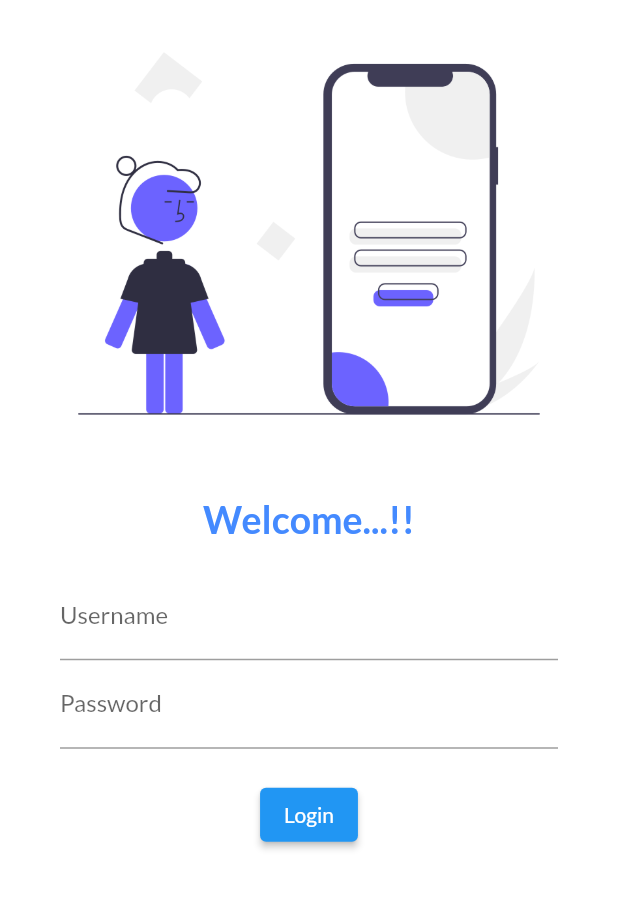
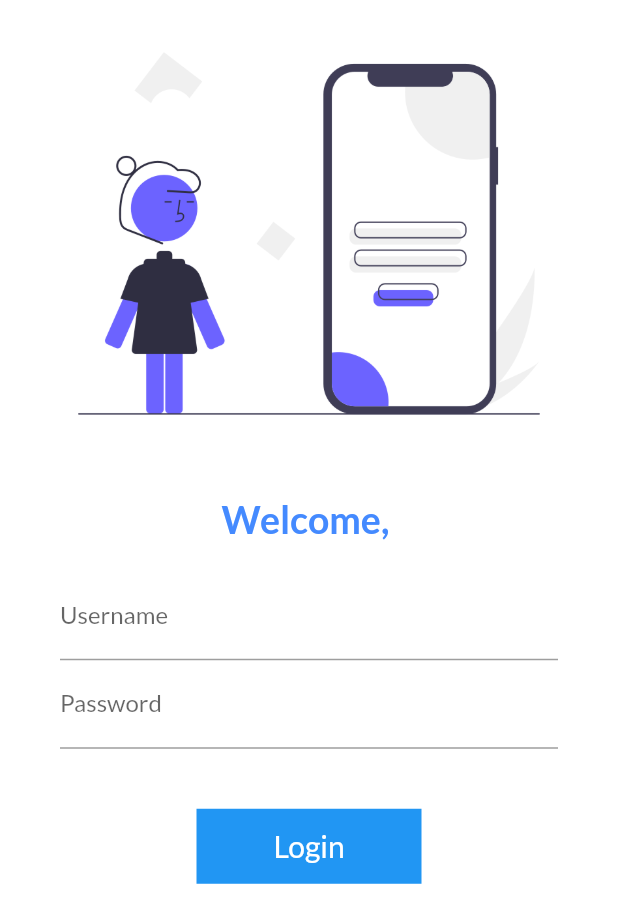
Before and after one commit to sandry92/30DaysFlutter, a Flutter app: the screen it shows after launch, on a phone screen of 412 x 824 dp. Shown: the top 923 px of the screen. Run offline on Flutter 3.47's test engine with Material 2 defaults, Android fonts, the phone set to English and light mode, and no system bars; our stand-ins replace google_fonts.

Commit message:
day6 completed

```diff
--- a/lib/main.dart
+++ b/lib/main.dart
@@ -2,6 +2,7 @@ import 'package:flutter/material.dart';
 import 'package:google_fonts/google_fonts.dart';
 import 'package:hello_world/pages/home_page.dart';
 import 'package:hello_world/pages/login_page.dart';
+import 'package:hello_world/utils/myRoutes.dart';
 
 void main() {
   runApp(MyApp());
@@ -15,6 +16,7 @@ class MyApp extends StatelessWidget {
     return MaterialApp(
       //home: HomePage(),
       themeMode: ThemeMode.light,
+      debugShowCheckedModeBanner: false,
       theme: ThemeData(
         primarySwatch: Colors.blue,
         fontFamily: GoogleFonts.lato().fontFamily,
@@ -26,8 +28,8 @@ class MyApp extends StatelessWidget {
       initialRoute: "/",
       routes: {
         "/": (context) => LoginPage(),
-        "/home": (context) => HomePage(),
-        "/login": (context) => LoginPage(),
+        MyRoutes.homeRoute: (context) => HomePage(),
+        MyRoutes.loginRoute: (context) => LoginPage(),
       },
     );
   }
--- a/lib/pages/login_page.dart
+++ b/lib/pages/login_page.dart
@@ -1,15 +1,25 @@
 import 'dart:async';
 
 import 'package:flutter/material.dart';
+import 'package:hello_world/utils/myRoutes.dart';
 
-class LoginPage extends StatelessWidget {
+class LoginPage extends StatefulWidget {
   const LoginPage({super.key});
+
+  @override
+  State<LoginPage> createState() => _LoginPageState();
+}
+
+class _LoginPageState extends State<LoginPage> {
+  String name = "";
+  bool changeButton = false;
 
   @override
   Widget build(BuildContext context) {
     return Material(
       color: Colors.white,
-      child: Column(
+      child: SingleChildScrollView(
+          child: Column(
         children: [
           Image.asset(
             "assets/images/login_image.png",
@@ -19,7 +29,7 @@ class LoginPage extends StatelessWidget {
             height: 20,
           ),
           Text(
-            "Welcome...!!",
+            'Welcome, $name',
             style: TextStyle(
                 color: Colors.blueAccent,
                 fontWeight: FontWeight.bold,
@@ -34,6 +44,10 @@ class LoginPage extends StatelessWidget {
                       hintText: "Enter Username",
                       labelText: "Username",
                     ),
+                    onChanged: (value) {
+                      name = value;
+                      setState(() {});
+                    },
                   ),
                   TextFormField(
                     obscureText: true,
@@ -43,15 +57,52 @@ class LoginPage extends StatelessWidget {
                     ),
                   ),
                   SizedBox(
-                    height: 20,
+                    height: 40,
                   ),
-                  ElevatedButton(
-                      onPressed: () => {print("Button clicked...")},
-                      child: Text("Login"))
+
+                  InkWell(
+                    onTap: () async {
+                      setState(() {
+                        changeButton = true;
+                      });
+
+                      await Future.delayed(Duration(seconds: 1));
+                      Navigator.pushNamed(context, MyRoutes.homeRoute);
+                    },
+                    child: AnimatedContainer(
+                      duration: Duration(milliseconds: 500),
+                      height: 50,
+                      width: 150,
+                      child: changeButton
+                          ? Icon(
+                              Icons.check,
+                              color: Colors.white,
+                            )
+                          : Text(
+                              "Login",
+                              style: TextStyle(
+                                  color: Colors.white,
+                                  fontWeight: FontWeight.w500,
+                                  fontSize: 20),
+                            ),
+                      alignment: Alignment.center,
+                      decoration: BoxDecoration(
+                        shape:
+                            changeButton ? BoxShape.circle : BoxShape.rectangle,
+                        color: changeButton ? Colors.green : Colors.blue,
+                        //borderRadius: BorderRadius.circular(8),
+                      ),
+                    ),
+                  )
+                  // ElevatedButton(
+                  //   child: Text("Login"),
+                  //   onPressed: () =>
+                  //       {Navigator.pushNamed(context, MyRoutes.homeRoute)},
+                  // )
                 ],
               )),
         ],
-      ),
+      )),
     );
   }
 }
--- /dev/null
+++ b/lib/utils/myRoutes.dart
@@ -0,0 +1,4 @@
+class MyRoutes {
+  static String homeRoute = "/home";
+  static String loginRoute = "/login";
+}
```
